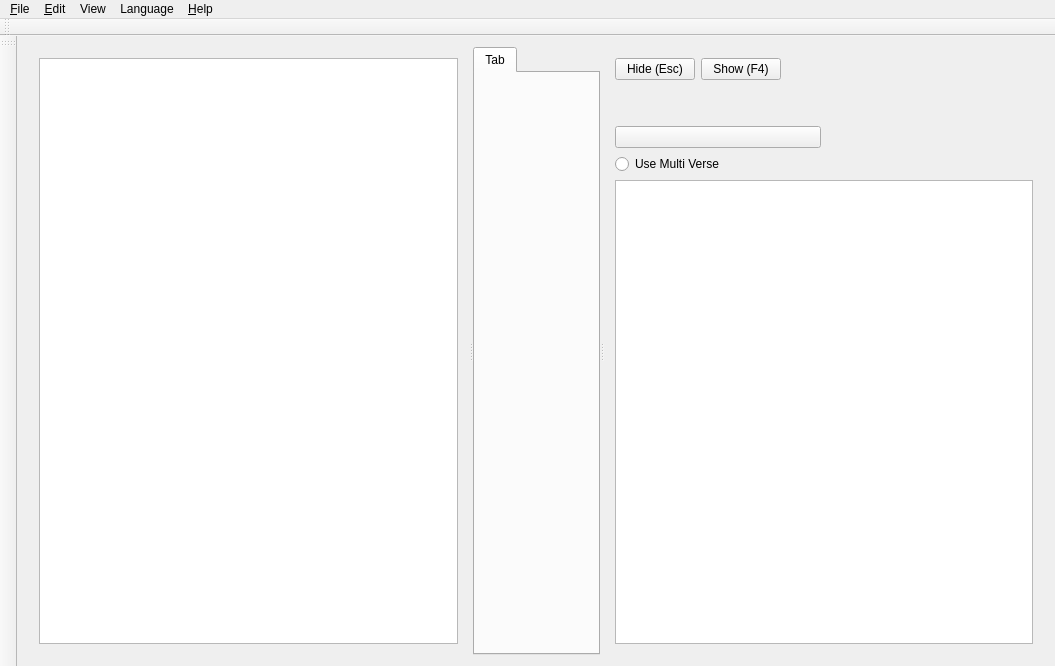
Before: the Qt Designer form src/softprojector.ui in SoftProjector/src, drawn with Qt 5.
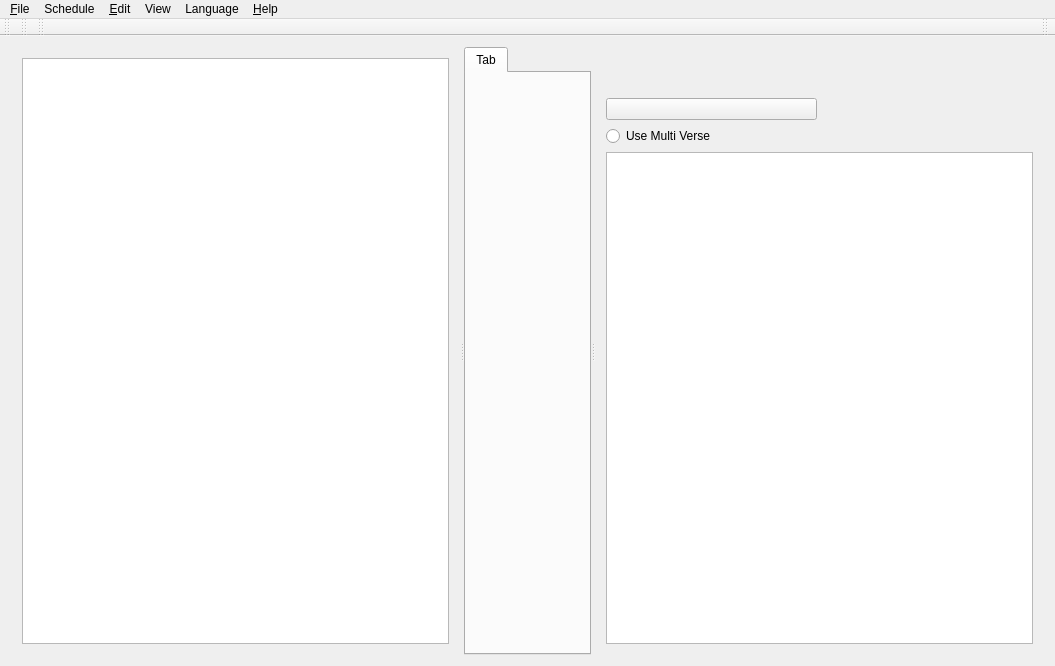
After: the same form once the commit is applied. Icons and pictures are not drawn.

What changed in the file:
```diff
--- a/src/softprojector.ui
+++ b/src/softprojector.ui
@@ -69,52 +69,6 @@
       </widget>
       <widget class="QWidget" name="layoutWidget">
        <layout class="QVBoxLayout" name="verticalLayout_2">
-        <item>
-         <layout class="QHBoxLayout" name="horizontalLayout">
-          <item>
-           <widget class="QPushButton" name="clear_button">
-            <property name="toolTip">
-             <string>Stop displaying text to the screen (display black screen or wallpaper). Sortcut for this button is the Escape key.</string>
-            </property>
-            <property name="text">
-             <string>Hide (Esc)</string>
-            </property>
-            <property name="shortcut">
-             <string>Esc</string>
-            </property>
-           </widget>
-          </item>
-          <item>
-           <widget class="QPushButton" name="show_button">
-            <property name="toolTip">
-             <string>If Clear was pressed earlier, this will re-display the text to the screen</string>
-            </property>
-            <property name="text">
-             <string>Show (F4)</string>
-            </property>
-            <property name="shortcut">
-             <string>F4</string>
-            </property>
-            <property name="checkable">
-             <bool>false</bool>
-            </property>
-           </widget>
-          </item>
-          <item>
-           <spacer name="horizontalSpacer">
-            <property name="orientation">
-             <enum>Qt::Horizontal</enum>
-            </property>
-            <property name="sizeHint" stdset="0">
-             <size>
-              <width>13</width>
-              <height>20</height>
-             </size>
-            </property>
-           </spacer>
-          </item>
-         </layout>
-        </item>
         <item>
          <layout class="QHBoxLayout" name="horizontalLayout_2">
           <item>
@@ -300,8 +254,25 @@
      <string>View</string>
     </property>
     <addaction name="actionSong_Counter"/>
+    <addaction name="separator"/>
+    <addaction name="actionShow"/>
+    <addaction name="actionHide"/>
+   </widget>
+   <widget class="QMenu" name="menuSchedule">
+    <property name="title">
+     <string>Schedule</string>
+    </property>
+    <addaction name="actionScheduleAdd"/>
+    <addaction name="actionScheduleRemove"/>
+    <addaction name="actionScheduleClear"/>
+    <addaction name="separator"/>
+    <addaction name="actionMoveScheduleTop"/>
+    <addaction name="actionMoveScheduleUp"/>
+    <addaction name="actionMoveScheduleDown"/>
+    <addaction name="actionMoveScheduleBottom"/>
    </widget>
    <addaction name="menuFile"/>
+   <addaction name="menuSchedule"/>
    <addaction name="menuEdit"/>
    <addaction name="menuSongs"/>
    <addaction name="menuLanguage"/>
@@ -326,7 +297,38 @@
     <string>Schedule Tool Bar</string>
    </property>
    <attribute name="toolBarArea">
-    <enum>LeftToolBarArea</enum>
+    <enum>TopToolBarArea</enum>
+   </attribute>
+   <attribute name="toolBarBreak">
+    <bool>false</bool>
+   </attribute>
+  </widget>
+  <widget class="QToolBar" name="toolBarEdit">
+   <property name="windowTitle">
+    <string>toolBar_3</string>
+   </property>
+   <attribute name="toolBarArea">
+    <enum>TopToolBarArea</enum>
+   </attribute>
+   <attribute name="toolBarBreak">
+    <bool>false</bool>
+   </attribute>
+  </widget>
+  <widget class="QToolBar" name="toolBarShow">
+   <property name="sizePolicy">
+    <sizepolicy hsizetype="Minimum" vsizetype="Fixed">
+     <horstretch>0</horstretch>
+     <verstretch>0</verstretch>
+    </sizepolicy>
+   </property>
+   <property name="windowTitle">
+    <string>toolBar</string>
+   </property>
+   <property name="layoutDirection">
+    <enum>Qt::RightToLeft</enum>
+   </property>
+   <attribute name="toolBarArea">
+    <enum>TopToolBarArea</enum>
    </attribute>
    <attribute name="toolBarBreak">
     <bool>false</bool>
```
Left out of the diff: 80 changed lines with no effect on the pictures.
